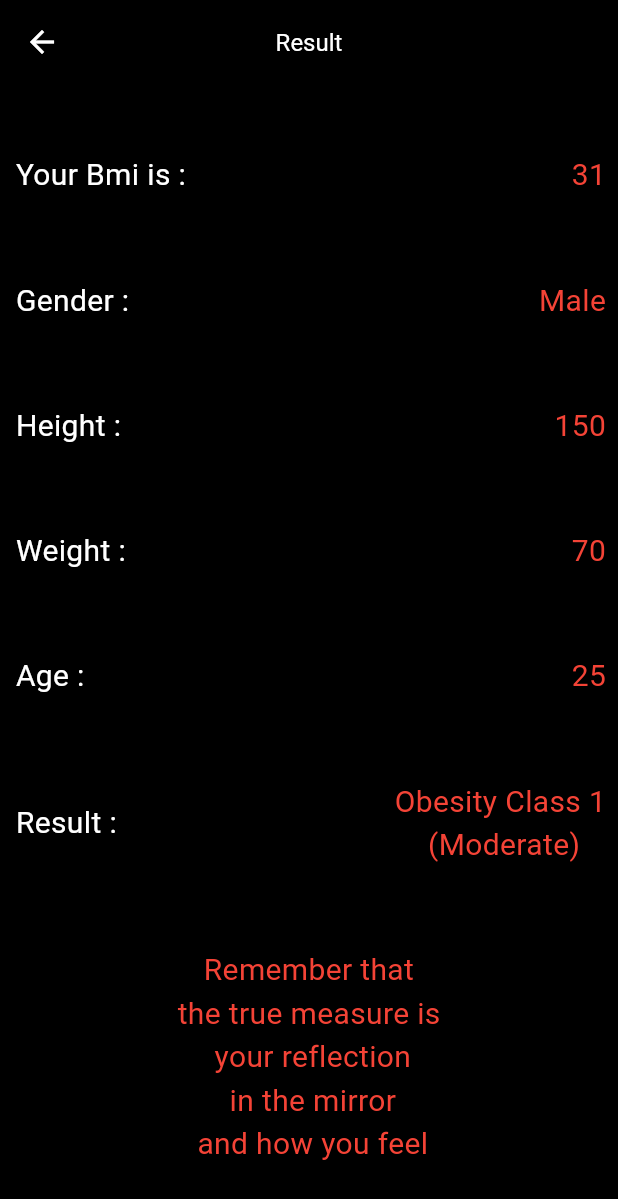
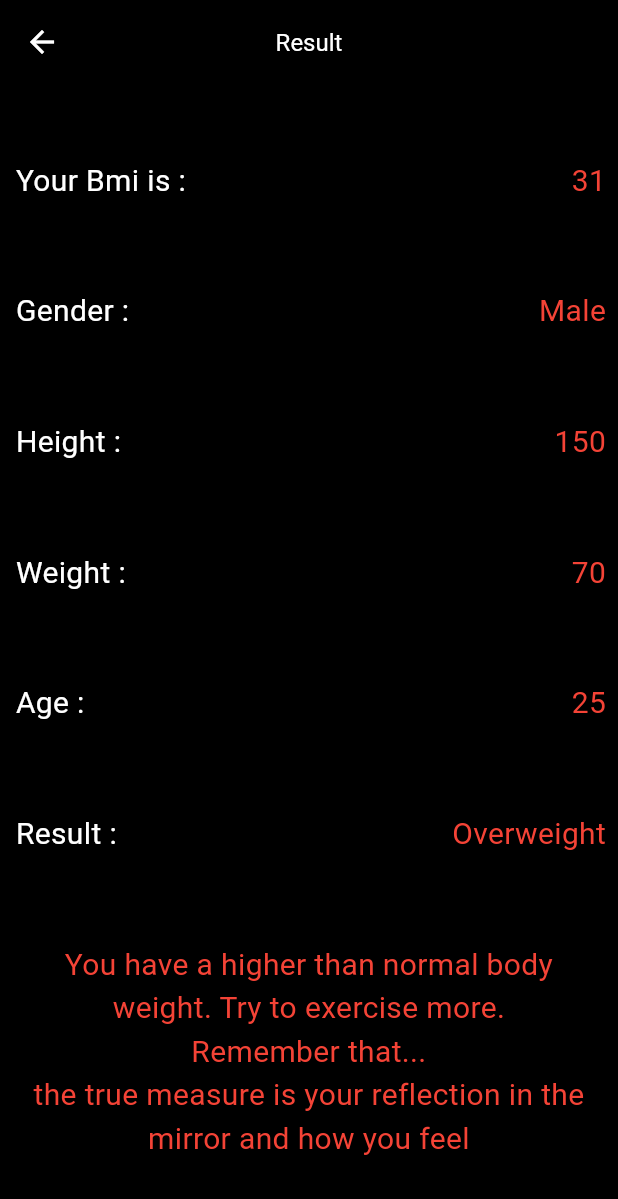
Before and after one commit to mohammedsaleh123/flutter-bmi-cal, a Flutter app: the screen it shows after launch, after a tap on the "remove" icon, after a tap on the "add" icon, after a tap on "Calculate Now", on a phone screen of 412 x 824 dp. Shown: the top 1199 px of the screen. Run offline on Flutter 3.47's test engine with Material 3 defaults, Android fonts, the phone set to English and light mode, and no system bars; our stand-ins replace get.

Commit message:
orientation update and summary for calculate in result

```diff
--- a/lib/controller/bmi_controller.dart
+++ b/lib/controller/bmi_controller.dart
@@ -11,6 +11,7 @@ class BmiController extends GetxController {
   double bmiResult = 0;
   String genderResultText = '';
   String finalResultText = '';
+  String summaryText = '';
 
   sliderVal(double val) {
     height.value = val;
@@ -70,23 +71,18 @@ class BmiController extends GetxController {
   }
 
   finalResult() {
-    if (bmiResult < 18) {
+    if (bmiResult >= 25) {
+      finalResultText = 'Overweight';
+      summaryText = 'You have a higher than normal body weight. Try to exercise more.';
+      update();
+    } else if (bmiResult > 18.5) {
+      finalResultText = 'Normal';
+      summaryText = 'You have a normal body weight. Good job!';
+      update();
+    }
+     else {
       finalResultText = 'Underweight';
-      update();
-    } else if (bmiResult > 18 && bmiResult <= 25) {
-      finalResultText = 'Normal weight';
-      update();
-    } else if (bmiResult > 25 && bmiResult <= 29.5) {
-      finalResultText = 'Overweight';
-      update();
-    } else if (bmiResult > 29.5 && bmiResult <= 34.5) {
-      finalResultText = 'Obesity Class 1\n (Moderate)';
-      update();
-    } else if (bmiResult > 34.5 && bmiResult <= 39.5) {
-      finalResultText = 'Obesity Class 2\n (Severe)';
-      update();
-    } else if (bmiResult > 39.5) {
-      finalResultText = 'Obesity Class 3\n (Very Severe)';
+      summaryText = 'You have a lower than normal body weight. You can eat a bit more.';
       update();
     }
   }
--- a/lib/main.dart
+++ b/lib/main.dart
@@ -1,16 +1,18 @@
 import 'package:bmical/consts/consts_color.dart';
 import 'package:bmical/view/home_view.dart';
 import 'package:flutter/material.dart';
+import 'package:flutter/services.dart';
 import 'package:get/get.dart';
 
 void main() {
-  runApp(const MyApp());
+  WidgetsFlutterBinding.ensureInitialized();
+  SystemChrome.setPreferredOrientations([DeviceOrientation.portraitUp])
+      .then((value) => runApp(const MyApp()));
 }
 
 class MyApp extends StatelessWidget {
   const MyApp({super.key});
 
-  // This widget is the root of your application.
   @override
   Widget build(BuildContext context) {
     return GetMaterialApp(
--- a/lib/view/result_view.dart
+++ b/lib/view/result_view.dart
@@ -136,17 +136,18 @@ class ResultView extends StatelessWidget {
                 ],
               ),
             ),
-            const Padding(
-              padding: EdgeInsets.all(8),
+            Padding(
+              padding: const EdgeInsets.all(8),
               child: Row(
                 mainAxisAlignment: MainAxisAlignment.center,
                 children: [
-                  CustomText(
-                    text:
-                        '''Remember that \nthe true measure is\n your reflection\n in the mirror\n and how you feel\n about your health
-            ''',
-                    color: primaryColor,
-                    textSize: 20,
+                  Expanded(
+                    child: CustomText(
+                      text:
+                          "${controller.summaryText}\nRemember that...\nthe true measure is your reflection in the mirror and how you feel\n about your health",
+                      color: primaryColor,
+                      textSize: 20,
+                    ),
                   ),
                 ],
               ),
```
Also changed, not shown: pubspec.lock.
